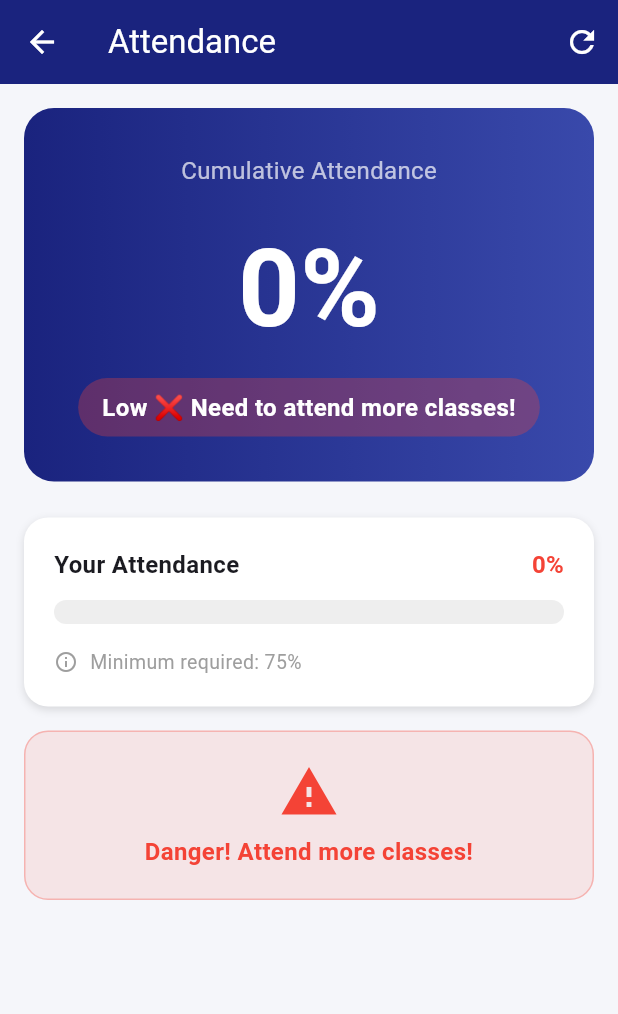
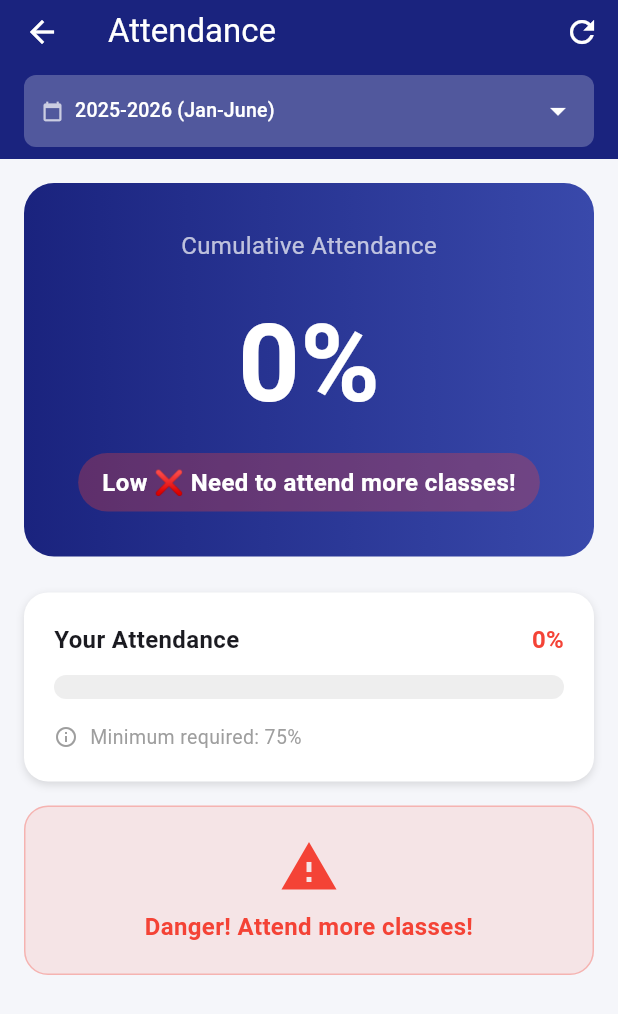
Before and after one commit to aditi2way/ies-student-hub, a Flutter app: the AttendanceScreen screen opened directly, on a phone screen of 412 x 824 dp. Shown: the top 1014 px of the screen. Run offline on Flutter 3.47's test engine with Material 3 defaults, Android fonts, the phone set to English and light mode, and no system bars; our stand-ins replace shared_preferences; accounts and stored records are empty; network calls fail.

Commit message:
all session added

```diff
--- a/lib/attendance_Screen.dart
+++ b/lib/attendance_Screen.dart
@@ -1,5 +1,6 @@
 import 'package:flutter/material.dart';
 import 'scraper_service.dart';
+import 'auth_service.dart';
 
 class AttendanceScreen extends StatefulWidget {
   @override
@@ -12,6 +13,14 @@ class _AttendanceScreenState extends State<AttendanceScreen> {
   String message = '';
   bool isLoading = true;
   String error = '';
+  String selectedSession = '30';
+bool sessionChanging = false;
+final Map<String, String> sessions = {
+  '30': '2025-2026 (Jan-June)',
+  '29': '2025-2026 (July-Dec)',
+  '28': '2024-2025 (Jan-June)',
+  '27': '2024-2025 (July-Dec)',
+};
 
   @override
   void initState() {
@@ -60,11 +69,77 @@ class _AttendanceScreenState extends State<AttendanceScreen> {
           style: TextStyle(color: Colors.white)),
         iconTheme: IconThemeData(color: Colors.white),
         actions: [
-          IconButton(
-            icon: Icon(Icons.refresh, color: Colors.white),
-            onPressed: loadAttendance,
-          )
-        ],
+  IconButton(
+    icon: Icon(Icons.refresh, color: Colors.white),
+    onPressed: loadAttendance,
+  )
+],
+bottom: PreferredSize(
+  preferredSize: Size.fromHeight(50),
+  child: Container(
+    margin: EdgeInsets.symmetric(
+      horizontal: 16, vertical: 8),
+    padding: EdgeInsets.symmetric(horizontal: 12),
+    decoration: BoxDecoration(
+      color: Colors.white24,
+      borderRadius: BorderRadius.circular(8),
+    ),
+    child: sessionChanging
+      ? Row(
+          mainAxisAlignment: MainAxisAlignment.center,
+          children: [
+            SizedBox(
+              width: 16, height: 16,
+              child: CircularProgressIndicator(
+                color: Colors.white,
+                strokeWidth: 2)),
+            SizedBox(width: 8),
+            Text('Changing session...',
+              style: TextStyle(color: Colors.white)),
+          ],
+        )
+      : DropdownButton<String>(
+          value: selectedSession,
+          dropdownColor: Color(0xFF1A237E),
+          icon: Icon(Icons.arrow_drop_down,
+            color: Colors.white),
+          underline: SizedBox(),
+          isExpanded: true,
+          items: sessions.entries.map((entry) {
+            return DropdownMenuItem(
+              value: entry.key,
+              child: Row(
+                children: [
+                  Icon(Icons.calendar_today,
+                    color: Colors.white70,
+                    size: 14),
+                  SizedBox(width: 8),
+                  Text(entry.value,
+                    style: TextStyle(
+                      color: Colors.white,
+                      fontSize: 13)),
+                ],
+              ),
+            );
+          }).toList(),
+          onChanged: (value) async {
+            if (value != null &&
+                value != selectedSession) {
+              setState(() {
+                sessionChanging = true;
+                selectedSession = value;
+                isLoading = true;
+              });
+              await AuthService.changeSession(value);
+              loadAttendance();
+              setState(() {
+                sessionChanging = false;
+              });
+            }
+          },
+        ),
+  ),
+),
       ),
       body: isLoading
         ? Center(
```
Also changed, not shown: lib/auth_service.dart (+65 -31 lines), lib/result_screen.dart (+196 -106 lines).
